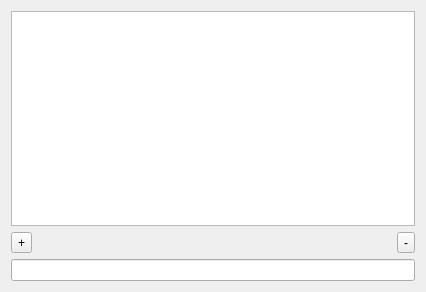
Qt form tableform.ui (MaxDumbledore/PaperMetadataManager) before a commit.
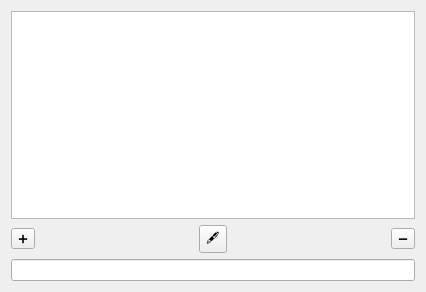
The same form after that commit.

What changed in the file:
```diff
--- a/tableform.ui
+++ b/tableform.ui
@@ -14,16 +14,6 @@
    <string>Form</string>
   </property>
   <layout class="QGridLayout" name="gridLayout">
-   <item row="1" column="2">
-    <widget class="QToolButton" name="removeBtn">
-     <property name="text">
-      <string>-</string>
-     </property>
-    </widget>
-   </item>
-   <item row="0" column="0" colspan="3">
-    <widget class="QTableView" name="tableView"/>
-   </item>
    <item row="1" column="1">
     <spacer name="horizontalSpacer">
      <property name="orientation">
@@ -37,15 +27,45 @@
      </property>
     </spacer>
    </item>
+   <item row="0" column="0" colspan="5">
+    <widget class="QTableView" name="tableView"/>
+   </item>
+   <item row="2" column="0" colspan="5">
+    <widget class="QLineEdit" name="lineEdit"/>
+   </item>
+   <item row="1" column="2">
+    <widget class="QToolButton" name="editBtn">
+     <property name="text">
+      <string>🖋️</string>
+     </property>
+    </widget>
+   </item>
    <item row="1" column="0">
     <widget class="QToolButton" name="addBtn">
      <property name="text">
-      <string>+</string>
+      <string>➕</string>
      </property>
     </widget>
    </item>
-   <item row="2" column="0" colspan="3">
-    <widget class="QLineEdit" name="lineEdit"/>
+   <item row="1" column="4">
+    <widget class="QToolButton" name="removeBtn">
+     <property name="text">
+      <string>➖</string>
+     </property>
+    </widget>
+   </item>
+   <item row="1" column="3">
+    <spacer name="horizontalSpacer_2">
+     <property name="orientation">
+      <enum>Qt::Horizontal</enum>
+     </property>
+     <property name="sizeHint" stdset="0">
+      <size>
+       <width>40</width>
+       <height>20</height>
+      </size>
+     </property>
+    </spacer>
    </item>
   </layout>
  </widget>
```
